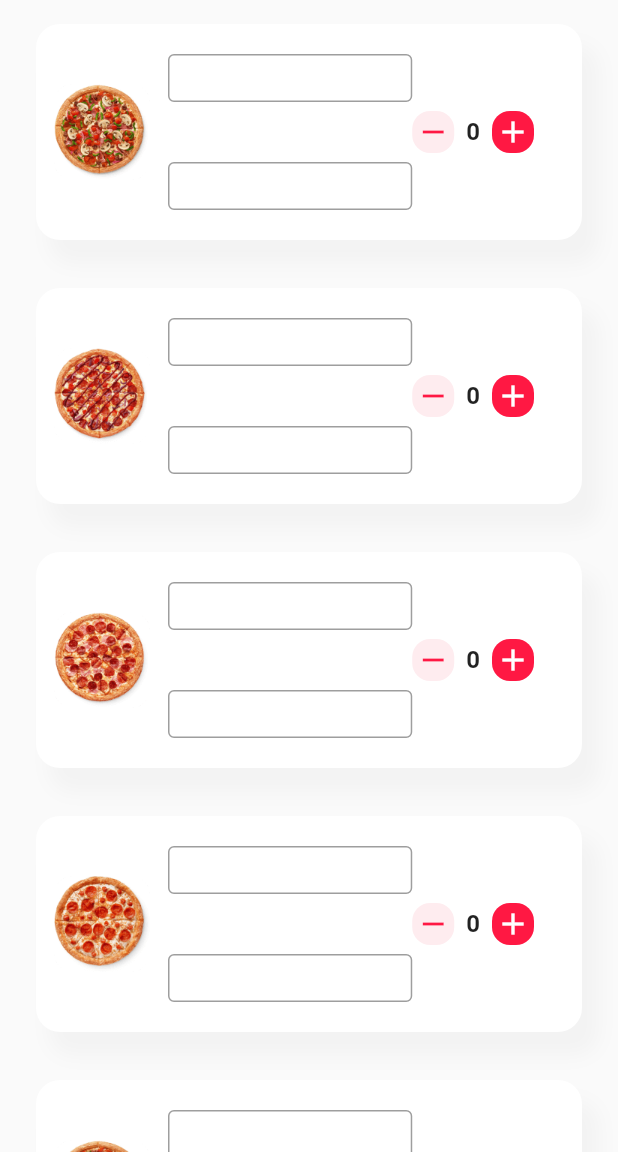
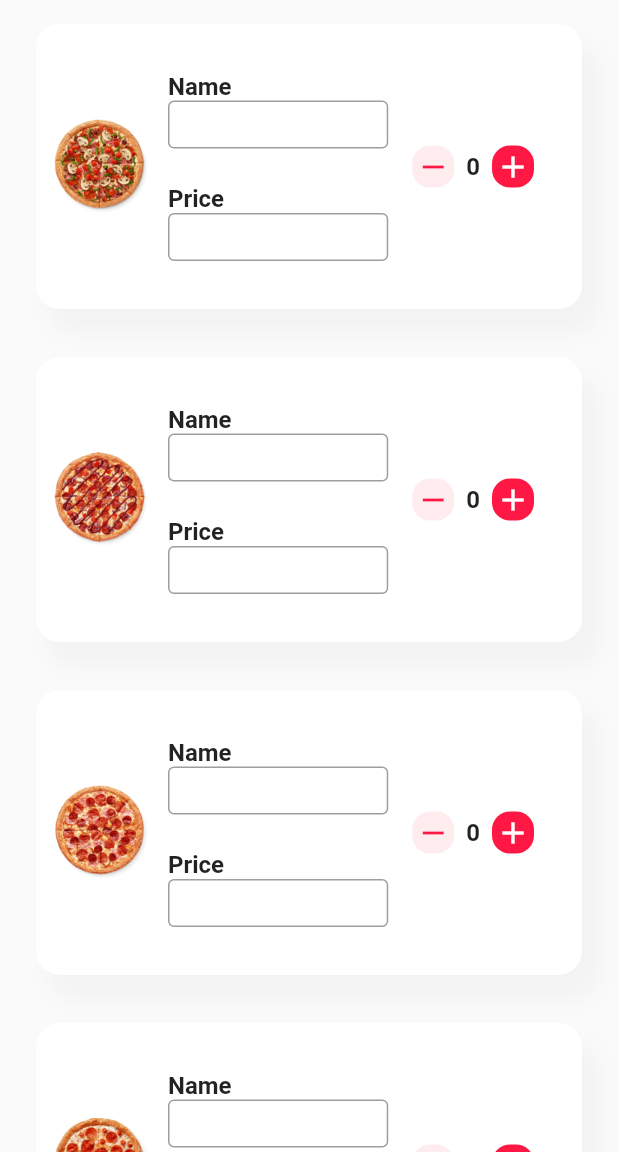
Before and after one commit to 1ldanlik/pizza-market-bloc, a Flutter app: the screen it shows after launch, on a phone screen of 412 x 824 dp, the part 84-1236 px from its top. Run offline on Flutter 3.47's test engine with Material 2 defaults, Android fonts, the phone set to English and light mode, and no system bars; our stand-ins replace bloc, equatable, flutter_bloc.

Commit message:
added labels to add_pizza_card.dart also added new styles.dart file with textStyle config

```diff
--- a/lib/components/add_pizza_card.dart
+++ b/lib/components/add_pizza_card.dart
@@ -1,6 +1,7 @@
 import 'package:flutter/material.dart';
 
 import '../config.dart';
+import '../styles.dart';
 import 'custom_text_field.dart';
 
 class AddPizzaCard extends StatefulWidget {
@@ -59,14 +60,27 @@ class _AddPizzaCardState extends State<AddPizzaCard> {
 
             Expanded(
               child: Column(
-                mainAxisAlignment: MainAxisAlignment.start,
+                // mainAxisAlignment: MainAxisAlignment.start,
                 crossAxisAlignment: CrossAxisAlignment.start,
                 children: [
+                  const SizedBox(height: Config.padding * 2,),
+
+                  Text('Name', style: Styles.textLargeSemiBoldStyle,),
+
                   CustomTextField(controller: _nameController,),
+
+                  const SizedBox(height: Config.padding * 1.5,),
+
+                  Text('Price', style: Styles.textLargeSemiBoldStyle,),
+
                   CustomTextField(controller: _priceController,),
+
+                  const SizedBox(height: Config.padding * 2,),
                 ],
               ),
             ),
+
+            const SizedBox(width: Config.padding,),
 
             Row(
               mainAxisAlignment: MainAxisAlignment.spaceBetween,
@@ -96,7 +110,7 @@ class _AddPizzaCardState extends State<AddPizzaCard> {
                 Text(
                   "$pizzaCount",
                   style: const TextStyle(
-                    fontSize: Config.textSmallSize,
+                    fontSize: Config.textMediumSize,
                     fontWeight: FontWeight.w600,
                   ),
                 ),
--- a/lib/components/custom_text_field.dart
+++ b/lib/components/custom_text_field.dart
@@ -17,9 +17,7 @@ class CustomTextField extends StatefulWidget {
 class _CustomTextFieldState extends State<CustomTextField> {
   @override
   Widget build(BuildContext context) {
-    return Padding(
-      padding: const EdgeInsets.symmetric(vertical: Config.padding * 1.25),
-      child: SizedBox(
+    return SizedBox(
       height: 32,
       child: TextField(
         controller: widget.controller,
@@ -28,7 +26,6 @@ class _CustomTextFieldState extends State<CustomTextField> {
           border: OutlineInputBorder(),
         ),
       ),
-      ),
     );
   }
 }
--- a/lib/components/pizza_order_card.dart
+++ b/lib/components/pizza_order_card.dart
@@ -56,14 +56,14 @@ class _PizzaOrderCardState extends State<PizzaOrderCard> {
                   Text(
                     widget.title,
                     style: const TextStyle(
-                        fontSize: Config.textMediumSize
+                        fontSize: Config.textLargeSize
                     ),
                     textAlign: TextAlign.start,
                   ),
                   Text(
                     '\$${widget.price}',
                     style: const TextStyle(
-                      fontSize: Config.textMediumSize,
+                      fontSize: Config.textLargeSize,
                       color: Config.textPriceColor,
                       fontWeight: FontWeight.w600,
                     ),
@@ -101,7 +101,7 @@ class _PizzaOrderCardState extends State<PizzaOrderCard> {
                 Text(
                   "$pizzaCount",
                   style: const TextStyle(
-                    fontSize: Config.textSmallSize,
+                    fontSize: Config.textMediumSize,
                     fontWeight: FontWeight.w600,
                   ),
                 ),
--- a/lib/config.dart
+++ b/lib/config.dart
@@ -16,5 +16,5 @@ class Config {
   // TEXT
   static const Color textPriceColor = Color(0xFFF43F5E);
 
-  static const double textLargeSize = 29, textMediumSize = 18, textSmallSize = 16;
+  static const double textTitleSize = 29, textLargeSize = 18, textMediumSize = 16;
 }
--- a/lib/components/pizza_select_card.dart
+++ b/lib/screens/component/pizza_select_card.dart
@@ -48,7 +48,7 @@ class PizzaSelectCard extends StatelessWidget {
               child: Text(
                 title,
                 style: const TextStyle(
-                    fontSize: Config.textMediumSize
+                    fontSize: Config.textLargeSize
                 ),
               ),
             ),
@@ -57,7 +57,7 @@ class PizzaSelectCard extends StatelessWidget {
               '\$$price',
               style: const TextStyle(
                 color: Config.textPriceColor,
-                fontSize: Config.textLargeSize,
+                fontSize: Config.textTitleSize,
                 fontWeight: FontWeight.w600,
               ),),
 
--- /dev/null
+++ b/lib/styles.dart
@@ -0,0 +1,9 @@
+
+import 'package:flutter/material.dart';
+
+import 'config.dart';
+
+class Styles {
+
+  static TextStyle textLargeSemiBoldStyle = const TextStyle(fontWeight: FontWeight.w600, fontSize: Config.textMediumSize);
+}
```
Lines whose indentation alone changed are shown as unchanged.
